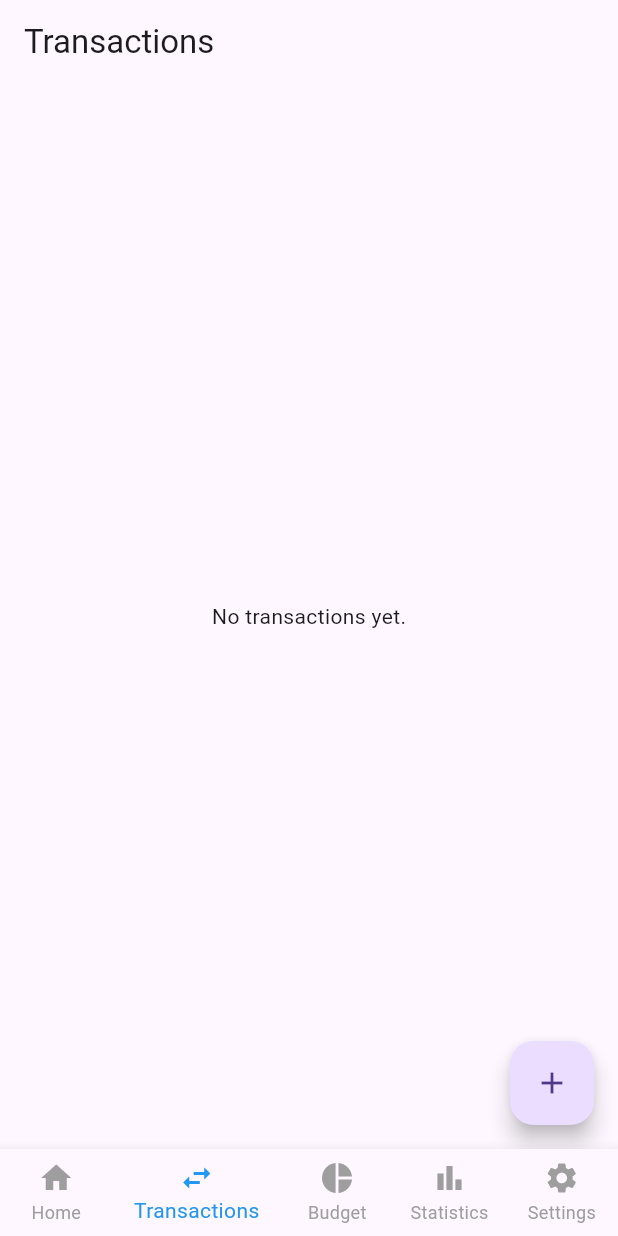
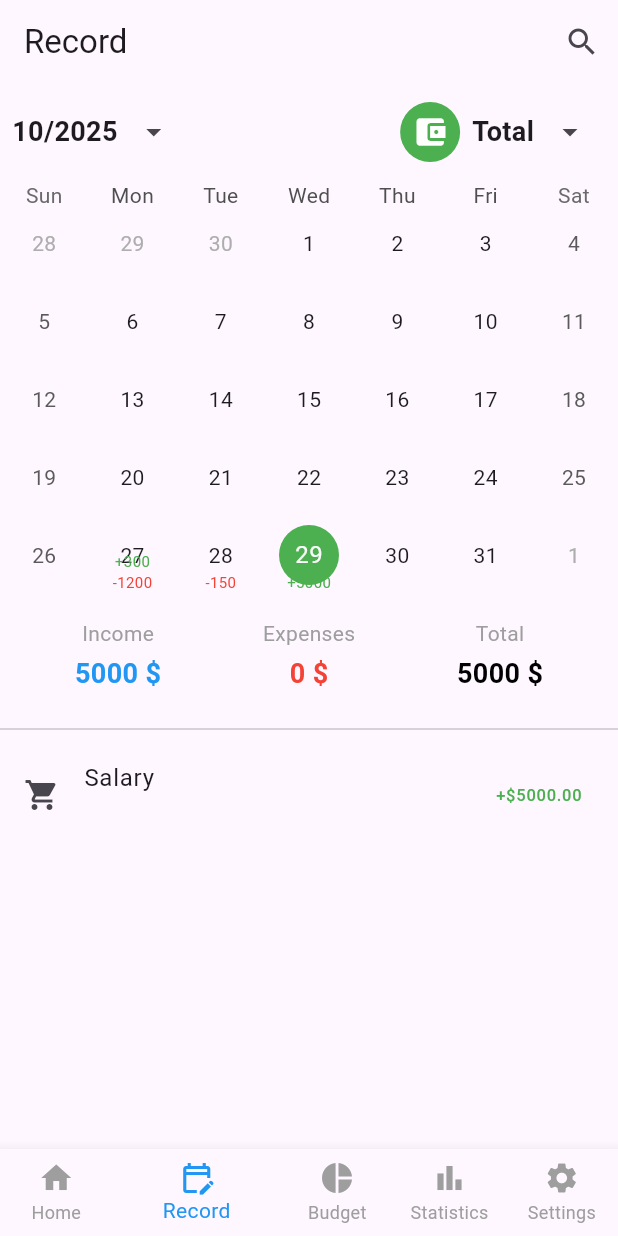
Before and after one commit to nguyenvietcuong0112/money_ios, a Flutter app: the MyHomePage screen opened directly, item 2 of the bottom bar chosen, on a phone screen of 412 x 824 dp. Run offline on Flutter 3.47's test engine with Material 3 defaults, Android fonts, the phone set to English and light mode, and no system bars; drawn by our look-alikes of table_calendar; our stand-ins replace fl_chart, shared_preferences; missing offline and left inert: currency_picker; accounts and stored records are empty.

Commit message:
Refactor: Consolidate transaction models and fix analysis issues

```diff
--- a/lib/main.dart
+++ b/lib/main.dart
@@ -95,7 +95,7 @@ class _MyHomePageState extends State<MyHomePage> {
 
   static final List<Widget> _widgetOptions = <Widget>[
     const HomeScreen(),
-    const TransactionsScreen(),
+    const RecordScreen(),
     const BudgetScreen(),
     const StatisticsScreen(),
     const SettingsScreen(),
@@ -122,8 +122,8 @@ class _MyHomePageState extends State<MyHomePage> {
             label: 'Home',
           ),
           BottomNavigationBarItem(
-            icon: Icon(Icons.swap_horiz),
-            label: 'Transactions',
+            icon: Icon(Icons.edit_calendar_outlined),
+            label: 'Record',
           ),
           BottomNavigationBarItem(
             icon: Icon(Icons.pie_chart),
--- a/lib/models/budget_model.dart
+++ b/lib/models/budget_model.dart
@@ -1,13 +1,5 @@
-import 'package:hive/hive.dart';
-
-part 'budget_model.g.dart';
-
-@HiveType(typeId: 1)
 class BudgetModel {
-  @HiveField(0)
   final String category;
-
-  @HiveField(1)
   final double amount;
 
   BudgetModel({required this.category, required this.amount});
--- /dev/null
+++ b/lib/models/models.dart
@@ -0,0 +1,2 @@
+export 'transaction.dart';
+export 'budget_model.dart';
--- /dev/null
+++ b/lib/models/transaction.dart
@@ -0,0 +1,21 @@
+class Transaction {
+  final String id;
+  final String category;
+  final double amount;
+  final DateTime date;
+  final String type; // 'income' or 'expense'
+  final String? note;
+  final String? budget;
+  final String? lender;
+
+  Transaction({
+    required this.id,
+    required this.category,
+    required this.amount,
+    required this.date,
+    required this.type,
+    this.note,
+    this.budget,
+    this.lender,
+  });
+}
--- a/lib/models/transaction_model.dart
+++ /dev/null
@@ -1,23 +0,0 @@
-class TransactionModel {
-  final String id;
-  final String title;
-  final double amount;
-  final DateTime date;
-  final String category;
-  final String? note;
-  final bool isExpense;
-  final String? lender; // Added for loans
-  final String? budget;   // Added for expenses
-
-  TransactionModel({
-    required this.id,
-    required this.title,
-    required this.amount,
-    required this.date,
-    required this.category,
-    this.note,
-    required this.isExpense,
-    this.lender,
-    this.budget,
-  });
-}
--- a/lib/providers/app_provider.dart
+++ b/lib/providers/app_provider.dart
@@ -1,18 +1,14 @@
 import 'package:flutter/material.dart';
 import 'package:currency_picker/currency_picker.dart';
-import 'package:money_manager/models/transaction_model.dart';
 
 class AppProvider with ChangeNotifier {
   Locale? _locale;
   String _currency;
   String _currencySymbol;
 
-  List<TransactionModel> _transactions = [];
-
   Locale? get locale => _locale;
   String get currency => _currency;
   String get currencySymbol => _currencySymbol;
-  List<TransactionModel> get transactions => _transactions;
 
   AppProvider({Locale? initialLocale, String? initialCurrency})
       : _locale = initialLocale,
@@ -30,11 +26,6 @@ class AppProvider with ChangeNotifier {
     notifyListeners();
   }
 
-  void addTransaction(TransactionModel transaction) {
-    _transactions.add(transaction);
-    notifyListeners();
-  }
-
   static String _getCurrencySymbol(String currencyCode) {
       try {
         Currency? currency = CurrencyService().findByCode(currencyCode);
--- a/lib/providers/budget_provider.dart
+++ b/lib/providers/budget_provider.dart
@@ -1,14 +1,77 @@
-
 import 'package:flutter/material.dart';
-import 'package:money_manager/models/budget_model.dart';
+import 'package:money_manager/models/models.dart';
 
 class BudgetProvider with ChangeNotifier {
+  final List<Transaction> _transactions = [
+    Transaction(
+      id: 't1',
+      category: 'Salary',
+      amount: 5000,
+      date: DateTime.now(),
+      type: 'income',
+    ),
+    Transaction(
+      id: 't2',
+      category: 'Groceries',
+      amount: 150,
+      date: DateTime.now().subtract(const Duration(days: 1)),
+      type: 'expense',
+    ),
+    Transaction(
+      id: 't3',
+      category: 'Rent',
+      amount: 1200,
+      date: DateTime.now().subtract(const Duration(days: 2)),
+      type: 'expense',
+    ),
+    Transaction(
+      id: 't4',
+      category: 'Freelance',
+      amount: 300,
+      date: DateTime.now().subtract(const Duration(days: 2)),
+      type: 'income',
+    ),
+  ];
+
   final List<BudgetModel> _budgets = [];
 
+  List<Transaction> get transactions => _transactions;
   List<BudgetModel> get budgets => _budgets;
+
+  void addTransaction(Transaction transaction) {
+    _transactions.add(transaction);
+    notifyListeners();
+  }
 
   void addBudget(BudgetModel budget) {
     _budgets.add(budget);
     notifyListeners();
   }
+
+  Map<DateTime, List<Transaction>> getTransactionsByMonth(DateTime month) {
+    final Map<DateTime, List<Transaction>> events = {};
+    for (final transaction in _transactions) {
+      if (transaction.date.month == month.month && transaction.date.year == month.year) {
+        final date = DateTime(transaction.date.year, transaction.date.month, transaction.date.day);
+        if (events[date] == null) {
+          events[date] = [];
+        }
+        events[date]!.add(transaction);
+      }
+    }
+    return events;
+  }
+
+  Map<String, double> getDailySummary(List<Transaction> transactions) {
+    double income = 0;
+    double expense = 0;
+    for (final transaction in transactions) {
+      if (transaction.type == 'income') {
+        income += transaction.amount;
+      } else {
+        expense += transaction.amount;
+      }
+    }
+    return {'income': income, 'expense': expense};
+  }
 }
--- a/lib/screens/budget_screen.dart
+++ b/lib/screens/budget_screen.dart
@@ -13,7 +13,7 @@ class BudgetScreen extends StatelessWidget {
     final budgetProvider = Provider.of<BudgetProvider>(context);
     final appProvider = Provider.of<AppProvider>(context);
     final budgets = budgetProvider.budgets;
-    final transactions = appProvider.transactions;
+    final transactions = budgetProvider.transactions;
     final currencySymbol = appProvider.currencySymbol;
 
     return Scaffold(
@@ -27,7 +27,7 @@ class BudgetScreen extends StatelessWidget {
               itemBuilder: (context, index) {
                 final budget = budgets[index];
                 final expenses = transactions
-                    .where((t) => t.isExpense && t.category == budget.category)
+                    .where((t) => t.type == 'expense' && t.category == budget.category)
                     .map((t) => t.amount.abs())
                     .fold(0.0, (prev, amount) => prev + amount);
                 final progress = (expenses / budget.amount).clamp(0.0, 1.0);
--- /dev/null
+++ b/lib/screens/record_screen.dart
@@ -0,0 +1,216 @@
+import 'package:flutter/material.dart';
+import 'package:intl/intl.dart';
+import 'package:money_manager/models/models.dart';
+import 'package:money_manager/providers/app_provider.dart';
+import 'package:money_manager/providers/budget_provider.dart';
+import 'package:provider/provider.dart';
+import 'package:table_calendar/table_calendar.dart';
+
+class RecordScreen extends StatefulWidget {
+  const RecordScreen({super.key});
+
+  @override
+  State<RecordScreen> createState() => _RecordScreenState();
+}
+
+class _RecordScreenState extends State<RecordScreen> {
+  DateTime _focusedDay = DateTime.now();
+  DateTime? _selectedDay;
+  final CalendarFormat _calendarFormat = CalendarFormat.month;
+
+  Map<DateTime, List<Transaction>> _events = {};
+
+  @override
+  void initState() {
+    super.initState();
+    _selectedDay = _focusedDay;
+  }
+
+  List<Transaction> _getEventsForDay(DateTime day) {
+    return _events[DateTime(day.year, day.month, day.day)] ?? [];
+  }
+
+  @override
+  Widget build(BuildContext context) {
+    final appProvider = Provider.of<AppProvider>(context);
+
+    return Scaffold(
+      appBar: AppBar(
+        title: const Text('Record'),
+        actions: [
+          IconButton(
+            icon: const Icon(Icons.search),
+            onPressed: () {},
+          ),
+        ],
+      ),
+      body: Consumer<BudgetProvider>(
+        builder: (context, budgetProvider, child) {
+          _events = budgetProvider.getTransactionsByMonth(_focusedDay);
+
+          final selectedDayTransactions = _getEventsForDay(_selectedDay!);
+          final dailySummary = budgetProvider.getDailySummary(selectedDayTransactions);
+
+          return SingleChildScrollView(
+            child: Column(
+              children: [
+                Padding(
+                  padding: const EdgeInsets.all(8.0),
+                  child: Row(
+                    mainAxisAlignment: MainAxisAlignment.spaceBetween,
+                    children: [
+                      Row(
+                        children: [
+                          Text(
+                            DateFormat('MM/yyyy').format(_focusedDay),
+                            style: const TextStyle(fontSize: 18, fontWeight: FontWeight.bold),
+                          ),
+                          IconButton(
+                            icon: const Icon(Icons.arrow_drop_down),
+                            onPressed: () {
+                              _selectDate(context);
+                            },
+                          ),
+                        ],
+                      ),
+                      Row(
+                        children: [
+                          const CircleAvatar(
+                            backgroundColor: Colors.green,
+                            child: Icon(Icons.account_balance_wallet, color: Colors.white),
+                          ),
+                          const SizedBox(width: 8),
+                          const Text('Total', style: TextStyle(fontSize: 18, fontWeight: FontWeight.bold)),
+                          IconButton(
+                            icon: const Icon(Icons.arrow_drop_down),
+                            onPressed: () {},
+                          ),
+                        ],
+                      )
+                    ],
+                  ),
+                ),
+                TableCalendar(
+                  firstDay: DateTime.utc(2010, 10, 16),
+                  lastDay: DateTime.utc(2030, 3, 14),
+                  focusedDay: _focusedDay,
+                  calendarFormat: _calendarFormat,
+                  eventLoader: _getEventsForDay,
+                  selectedDayPredicate: (day) {
+                    return isSameDay(_selectedDay, day);
+                  },
+                  onDaySelected: (selectedDay, focusedDay) {
+                    setState(() {
+                      _selectedDay = selectedDay;
+                      _focusedDay = focusedDay;
+                    });
+                  },
+                  onPageChanged: (focusedDay) {
+                    setState(() {
+                      _focusedDay = focusedDay;
+                    });
+                  },
+                  calendarStyle: const CalendarStyle(
+                    todayDecoration: BoxDecoration(
+                      color: Colors.blueAccent,
+                      shape: BoxShape.circle,
+                    ),
+                    selectedDecoration: BoxDecoration(
+                      color: Colors.green,
+                      shape: BoxShape.circle,
+                    ),
+                  ),
+                  headerVisible: false,
+                  calendarBuilders: CalendarBuilders(
+                    markerBuilder: (context, date, events) {
+                      if (events.isNotEmpty) {
+                        final summary = budgetProvider.getDailySummary(events as List<Transaction>);
+                        return Positioned(
+                          bottom: 1,
+                          child: Column(
+                            children: [
+                              if (summary['income']! > 0)
+                                Text(
+                                  '+${summary['income']!.toStringAsFixed(0)}',
+                                  style: const TextStyle(color: Colors.green, fontSize: 10),
+                                ),
+                              if (summary['expense']! > 0)
+                                Text(
+                                  '-${summary['expense']!.toStringAsFixed(0)}',
+                                  style: const TextStyle(color: Colors.red, fontSize: 10),
+                                ),
+                            ],
+                          ),
+                        );
+                      }
+                      return null;
+                    },
+                  ),
+                ),
+                Padding(
+                  padding: const EdgeInsets.all(16.0),
+                  child: Row(
+                    mainAxisAlignment: MainAxisAlignment.spaceAround,
+                    children: [
+                      _buildSummaryItem('Income', '${dailySummary['income']!.toStringAsFixed(0)} ${appProvider.currencySymbol}', Colors.blue),
+                      _buildSummaryItem('Expenses', '${dailySummary['expense']!.toStringAsFixed(0)} ${appProvider.currencySymbol}', Colors.red),
+                      _buildSummaryItem('Total', '${(dailySummary['income']! - dailySummary['expense']!).toStringAsFixed(0)} ${appProvider.currencySymbol}', Colors.black),
+                    ],
+                  ),
+                ),
+                const Divider(),
+                if (selectedDayTransactions.isNotEmpty)
+                  ListView.builder(
+                    shrinkWrap: true,
+                    physics: const NeverScrollableScrollPhysics(),
+                    itemCount: selectedDayTransactions.length,
+                    itemBuilder: (context, index) {
+                      final transaction = selectedDayTransactions[index];
+                      return ListTile(
+                        leading: const Icon(Icons.shopping_cart),
+                        title: Text(transaction.category),
+                        subtitle: Text(transaction.note ?? ''),
+                        trailing: Text(
+                          '${transaction.type == 'income' ? '+' : '-'}${appProvider.currencySymbol}${transaction.amount.toStringAsFixed(2)}',
+                          style: TextStyle(color: transaction.type == 'income' ? Colors.green : Colors.red),
+                        ),
+                      );
+                    },
+                  )
+                else
+                  const Padding(
+                    padding: EdgeInsets.all(16.0),
+                    child: Text('No transactions for this day.'),
+                  ),
+              ],
+            ),
+          );
+        },
+      ),
+    );
+  }
+
+  Future<void> _selectDate(BuildContext context) async {
+    final DateTime? picked = await showDatePicker(
+      context: context,
+      initialDate: _focusedDay,
+      firstDate: DateTime(2010),
+      lastDate: DateTime(2030),
+    );
+    if (picked != null && picked != _focusedDay) {
+      setState(() {
+        _focusedDay = picked;
+      });
+    }
+  }
+
+  Widget _buildSummaryItem(String title, String amount, Color color) {
+    return Column(
+      children: [
+        Text(title, style: const TextStyle(fontSize: 14, color: Colors.grey)),
+        const SizedBox(height: 4),
+        Text(amount, style: TextStyle(fontSize: 18, fontWeight: FontWeight.bold, color: color)),
+      ],
+    );
+  }
+}
--- a/lib/screens/screens.dart
+++ b/lib/screens/screens.dart
@@ -1,9 +1,6 @@
-
 export 'home_screen.dart';
-export 'transactions_screen.dart';
 export 'budget_screen.dart';
 export 'statistics_screen.dart';
 export 'settings_screen.dart';
 export 'language_selection_screen.dart';
-export 'currency_selection_screen.dart';
-export 'add_budget_screen.dart';
+export 'record_screen.dart';
--- a/lib/screens/transactions_screen.dart
+++ /dev/null
@@ -1,54 +0,0 @@
-
-import 'package:flutter/material.dart';
-import 'package:money_manager/screens/add_transaction_screen.dart';
-import 'package:provider/provider.dart';
-import 'package:money_manager/providers/app_provider.dart';
-import 'package:intl/intl.dart';
-
-class TransactionsScreen extends StatelessWidget {
-  const TransactionsScreen({super.key});
-
-  @override
-  Widget build(BuildContext context) {
-    final appProvider = Provider.of<AppProvider>(context);
-    final transactions = appProvider.transactions;
-    final currencySymbol = appProvider.currencySymbol;
-
-    return Scaffold(
-      appBar: AppBar(
-        title: const Text('Transactions'),
-      ),
-      body: transactions.isEmpty
-          ? const Center(child: Text('No transactions yet.'))
-          : ListView.builder(
-              itemCount: transactions.length,
-              itemBuilder: (context, index) {
-                final transaction = transactions[index];
-                return ListTile(
-                  leading: Icon(
-                    transaction.isExpense ? Icons.arrow_upward : Icons.arrow_downward,
-                    color: transaction.isExpense ? Colors.red : Colors.green,
-                  ),
-                  title: Text(transaction.title),
-                  subtitle: Text(DateFormat.yMd().add_jm().format(transaction.date)),
-                  trailing: Text(
-                    '${currencySymbol}${transaction.amount.abs().toStringAsFixed(2)}',
-                    style: TextStyle(
-                      color: transaction.isExpense ? Colors.red : Colors.green,
-                      fontWeight: FontWeight.bold,
-                    ),
-                  ),
-                );
-              },
-            ),
-      floatingActionButton: FloatingActionButton(
-        onPressed: () {
-          Navigator.of(context).push(
-            MaterialPageRoute(builder: (context) => const AddTransactionScreen()),
-          );
-        },
-        child: const Icon(Icons.add),
-      ),
-    );
-  }
-}
--- a/pubspec.yaml
+++ b/pubspec.yaml
@@ -25,6 +25,7 @@ dependencies:
   provider: ^6.1.5+1
   shared_preferences: ^2.5.3
   currency_picker: ^2.0.21
+  table_calendar: ^3.2.0
 
 
 dev_dependencies:
```
Also changed, not shown: lib/screens/add_transaction_screen.dart (+11 -14 lines), lib/screens/statistics_screen.dart (+24 -24 lines), lib/models/budget_model.g.dart (deleted), pubspec.lock, 2 other files.
